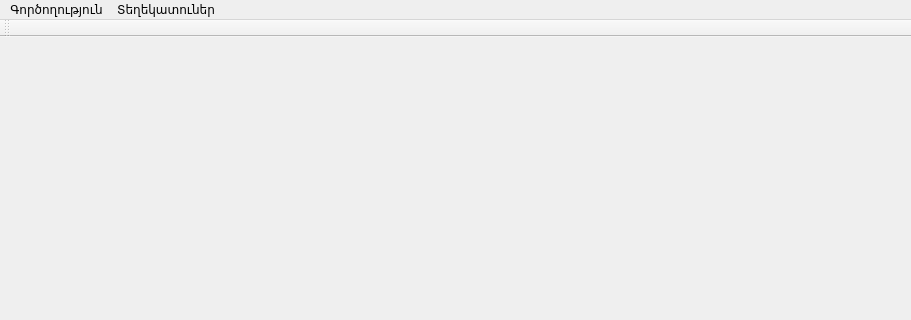
AndranikHovhannisyan/Tourniquets, file mainwindow.ui: the form before one commit; both pictures show x 0 to 911 and y 0 to 320 of the 911 by 598 pixel window.
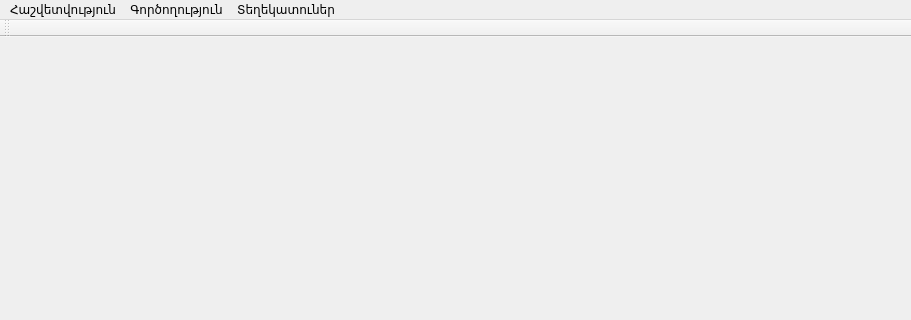
The form after the commit.

```diff
--- a/mainwindow.ui
+++ b/mainwindow.ui
@@ -46,6 +46,13 @@
     <addaction name="address"/>
     <addaction name="phone_number"/>
    </widget>
+   <widget class="QMenu" name="menu_3">
+    <property name="title">
+     <string>Հաշվետվություն</string>
+    </property>
+    <addaction name="report"/>
+   </widget>
+   <addaction name="menu_3"/>
    <addaction name="menu"/>
    <addaction name="menu_2"/>
   </widget>
```
Left out of the diff: 7 changed lines with no effect on the pictures.
